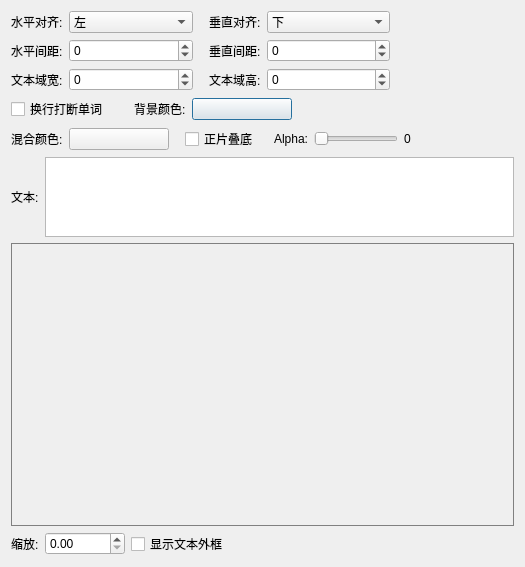
Old version of the form dialog/dlg_preview.ui in the repository ChenKe404/CKFontEditor.
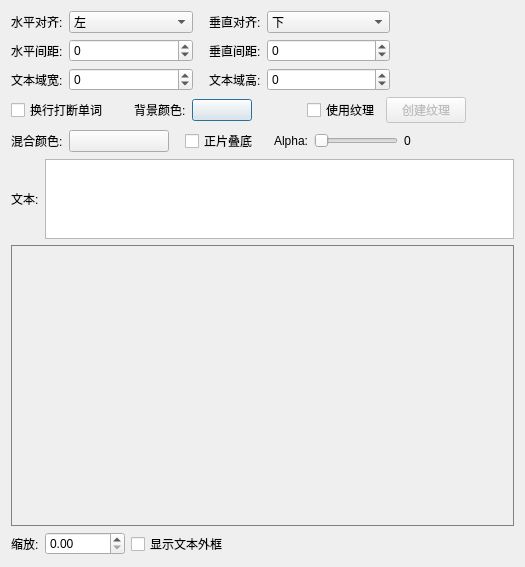
New version of the form. Custom widgets are drawn as their Qt base class.

Commit message: 新增从字体创建纹理的类

What changed in the file:
```diff
--- a/dialog/dlg_preview.ui
+++ b/dialog/dlg_preview.ui
@@ -341,6 +341,36 @@
        </property>
       </widget>
      </item>
+     <item>
+      <spacer name="horizontalSpacer_13">
+       <property name="orientation">
+        <enum>Qt::Orientation::Horizontal</enum>
+       </property>
+       <property name="sizeHint" stdset="0">
+        <size>
+         <width>40</width>
+         <height>20</height>
+        </size>
+       </property>
+      </spacer>
+     </item>
+     <item>
+      <widget class="QCheckBox" name="chk_texture">
+       <property name="text">
+        <string>使用纹理</string>
+       </property>
+      </widget>
+     </item>
+     <item>
+      <widget class="QPushButton" name="btn_texture">
+       <property name="enabled">
+        <bool>false</bool>
+       </property>
+       <property name="text">
+        <string>创建纹理</string>
+       </property>
+      </widget>
+     </item>
      <item>
       <spacer name="horizontalSpacer_8">
        <property name="orientation">
```
The commit also changes 8 other files.
